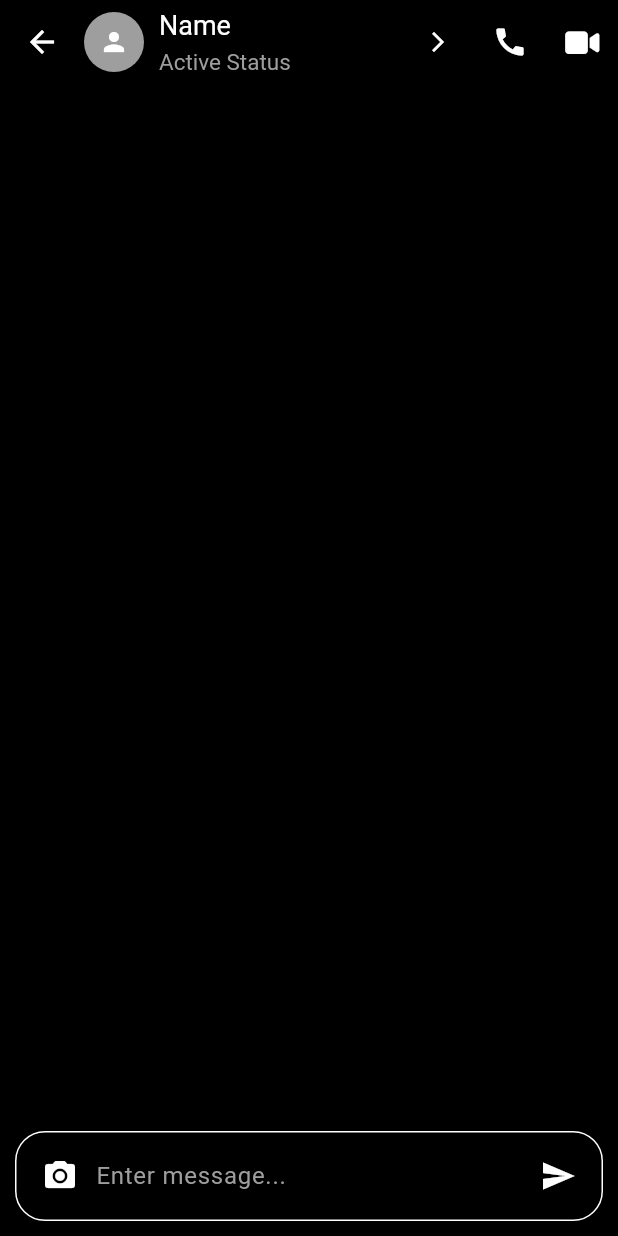
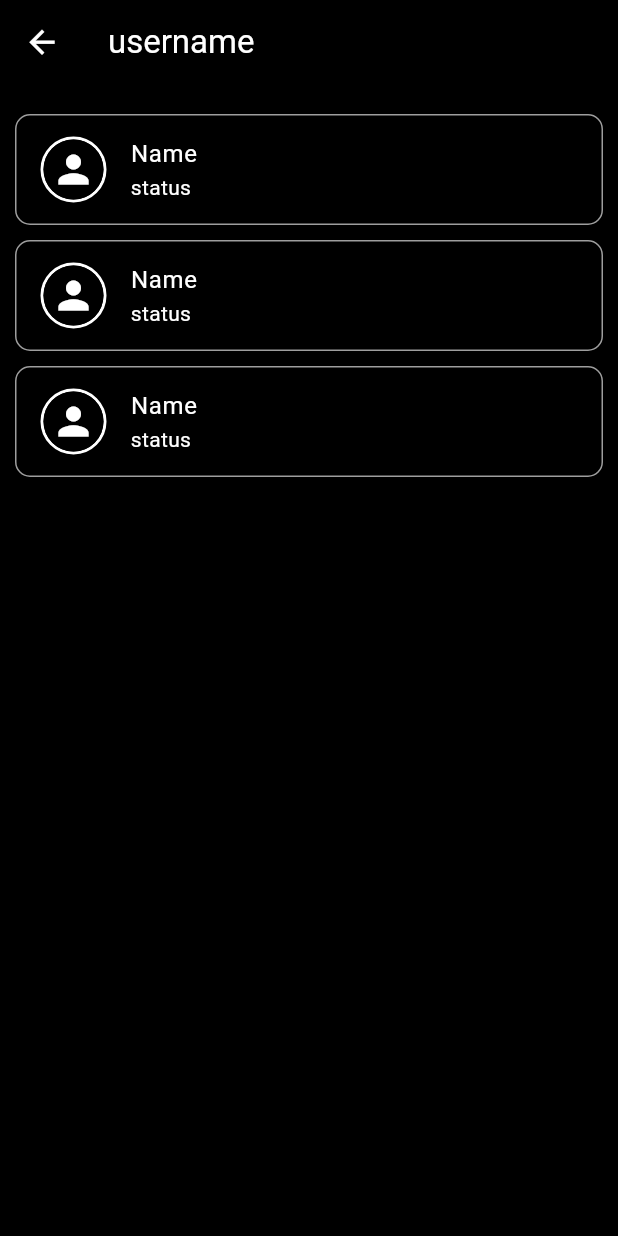
Before and after one commit to ajkumar1205/oncampus, a Flutter app: the screen it shows after launch, scrolled down 576 dp, after a tap on the "chat bubble outline" icon, on a phone screen of 412 x 824 dp. Run offline on Flutter 3.47's test engine with Material 3 defaults, Android fonts, the phone set to English and light mode, and no system bars; our stand-ins replace firebase_core, font_awesome_flutter, image_cropper, image_picker; accounts and stored records are empty.

Commit message:
added chat list

```diff
--- /dev/null
+++ b/lib/pages/Chat/chat_list_page.dart
@@ -0,0 +1,68 @@
+import 'package:flutter/material.dart';
+import 'package:oncampus/pages/Chat/chat_page.dart';
+import '../../constants/padding.const.dart';
+
+class ChatListPage extends StatefulWidget {
+  const ChatListPage({super.key});
+
+  @override
+  State<ChatListPage> createState() => _ChatListPageState();
+}
+
+class _ChatListPageState extends State<ChatListPage> {
+  @override
+  Widget build(BuildContext context) {
+    return Scaffold(
+        backgroundColor: Colors.black,
+        appBar: AppBar(
+          backgroundColor: Colors.black,
+          title: const Text("username", style: TextStyle(color: Colors.white)),
+          leading: IconButton(
+              onPressed: () => {Navigator.pop(context)},
+              icon:
+                  const Icon(Icons.arrow_back, color: Colors.white, size: 25)),
+        ),
+        body: Padding(
+          padding: const EdgeInsets.all(kDefaultPadding),
+          child: ListView.builder(
+            itemCount: 3,
+            itemBuilder: (context, index) {
+              return Container(
+                margin: const EdgeInsets.only(top: 10),
+                decoration: BoxDecoration(
+                  border: Border.all(color: Colors.grey, width: 1.0),
+                  borderRadius: BorderRadius.circular(10.0),
+                ),
+                child: ListTile(
+                  onTap: () => Navigator.push(
+                    context,
+                    MaterialPageRoute(builder: (context) => const Chatpage()),
+                  ),
+                  title:
+                      const Text("Name", style: TextStyle(color: Colors.white)),
+                  subtitle: const Text("status",
+                      style: TextStyle(color: Colors.white)),
+                  leading: Container(
+                    decoration: BoxDecoration(
+                      shape: BoxShape.circle,
+                      border: Border.all(
+                        color: Colors.white, // Border color
+                        width: 2, // Border width
+                      ),
+                    ),
+                    child: const CircleAvatar(
+                        radius: 20,
+                        backgroundColor: Colors.black,
+                        child: Icon(
+                          Icons.person,
+                          color: Colors.white,
+                          size: 30,
+                        )),
+                  ),
+                ),
+              );
+            },
+          ),
+        ));
+  }
+}
--- a/lib/pages/Home/main_home_page.dart
+++ b/lib/pages/Home/main_home_page.dart
@@ -1,6 +1,8 @@
 import 'package:flutter/material.dart';
+import 'package:oncampus/pages/Chat/chat_list_page.dart';
 import 'package:oncampus/pages/Chat/chat_page.dart';
 import 'package:oncampus/pages/Posts/createPost_page.dart';
+
 import '../Search/search_page.dart';
 import '../Notes/notes_page.dart';
 import '../Video_Dating/video_dating_page.dart';
@@ -57,8 +59,10 @@ class _MainHomePageState extends State<MainHomePage> {
               )),
           IconButton(
               onPressed: () {
-                Navigator.push(context,
-                    MaterialPageRoute(builder: (context) => const Chatpage()));
+                Navigator.push(
+                    context,
+                    MaterialPageRoute(
+                        builder: (context) => const ChatListPage()));
               },
               icon: const Icon(Icons.chat_bubble_outline_rounded,
                   color: Colors.white)),
```
